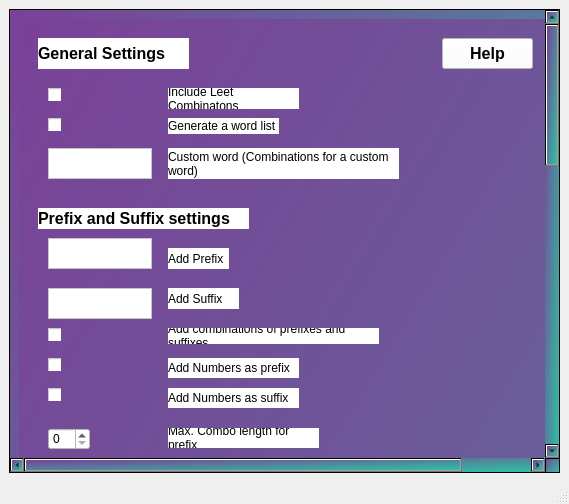
Above: MainWindow.ui from 4RCAN3/GenPai before the change. Below: the same form after it.
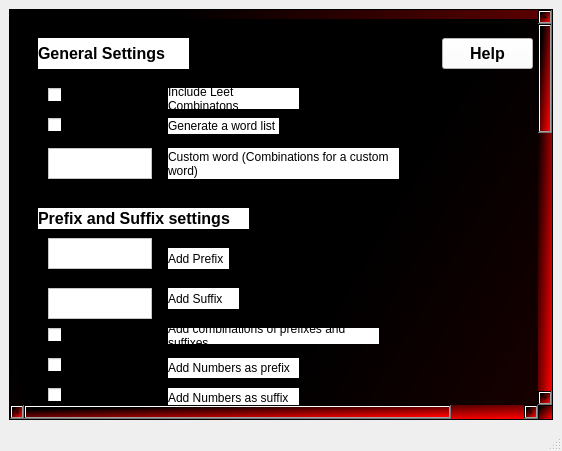
That is the form after the change.

```diff
--- a/MainWindow.ui
+++ b/MainWindow.ui
@@ -6,8 +6,8 @@
    <rect>
     <x>0</x>
     <y>0</y>
-    <width>569</width>
-    <height>504</height>
+    <width>562</width>
+    <height>451</height>
    </rect>
   </property>
   <property name="windowTitle">
@@ -21,7 +21,7 @@
     <item>
      <widget class="QScrollArea" name="scrollArea">
       <property name="styleSheet">
-       <string notr="true">background: qlineargradient(spread:pad, x1:0, y1:0, x2:1, y2:1, stop:0 rgba(122, 65, 151, 255), stop:1 rgba(45, 194, 163, 255))</string>
+       <string notr="true">background: qlineargradient(spread:pad, x1:0.113, y1:0.119455, x2:0.971591, y2:0.972, stop:0.0227273 rgba(0, 0, 0, 255), stop:1 rgba(255, 0, 0, 255))</string>
       </property>
       <property name="widgetResizable">
        <bool>true</bool>
@@ -29,7 +29,7 @@
       <widget class="QWidget" name="scrollAreaWidgetContents_9">
        <property name="geometry">
         <rect>
-         <x>-26</x>
+         <x>0</x>
          <y>0</y>
          <width>618</width>
          <height>1318</height>
```
Left out of the diff: 2 changed lines with no effect on the pictures.
